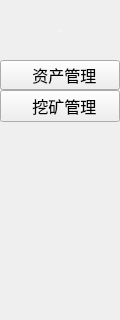
The window that functionBar/FunctionAccountWidget.ui (HcashOrg/hx-indicator) describes before a commit, drawn with Qt 5; both pictures show x 0 to 120 and y 0 to 320 of the 120 by 530 pixel window.
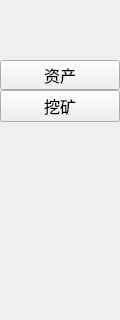
The same window after the commit.

The edit to the form file:
```diff
--- a/functionBar/FunctionAccountWidget.ui
+++ b/functionBar/FunctionAccountWidget.ui
@@ -49,7 +49,7 @@
 font: 16px &quot;Microsoft YaHei UI Light&quot;;</string>
    </property>
    <property name="text">
-    <string>账户管理</string>
+    <string>账户</string>
    </property>
    <property name="alignment">
     <set>Qt::AlignCenter</set>
@@ -70,7 +70,7 @@
     </font>
    </property>
    <property name="text">
-    <string>  资产管理</string>
+    <string>资产</string>
    </property>
   </widget>
   <widget class="QToolButton" name="toolButton_miner">
@@ -88,7 +88,7 @@
     </font>
    </property>
    <property name="text">
-    <string>  挖矿管理</string>
+    <string>挖矿</string>
    </property>
   </widget>
  </widget>
```
